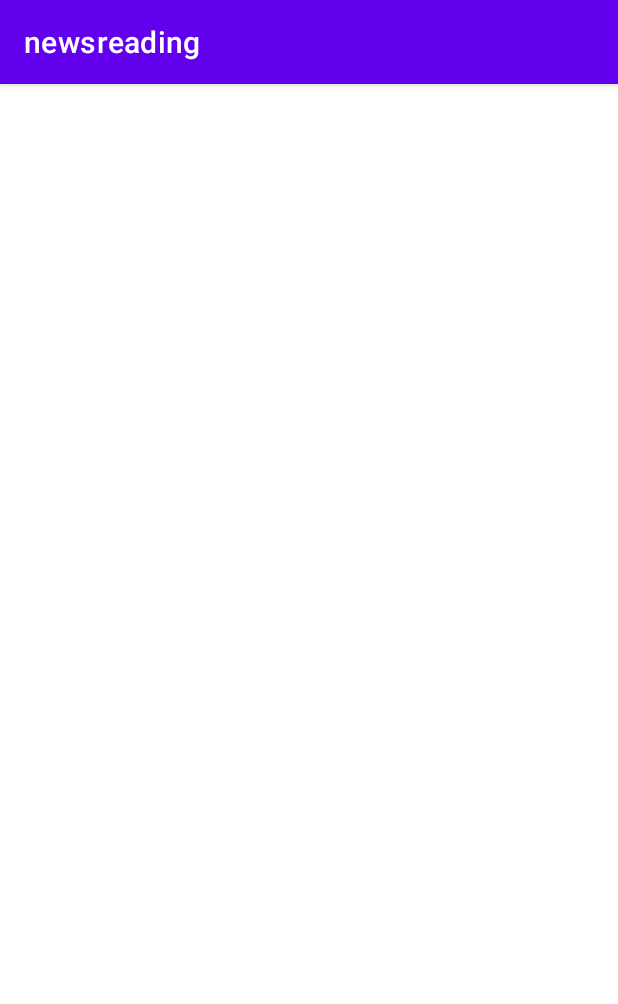
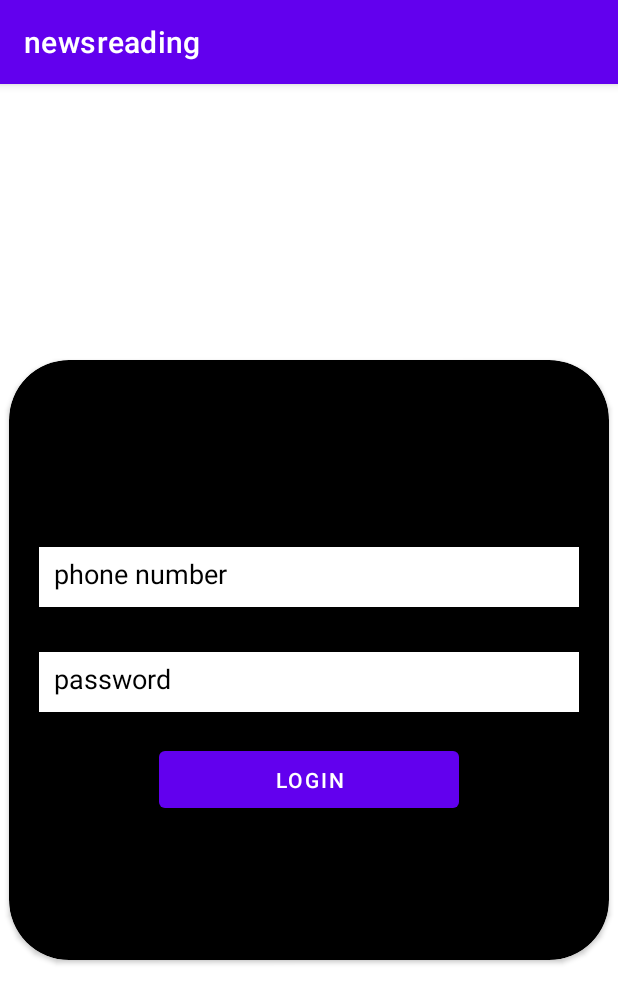
Before and after one commit to SaravanarajuR/news_reading_android, an Android app: the login screen opened directly, with no data from a screen before it, on a phone screen of 412 x 824 dp. Shown: the top 1004 px of the screen. Run offline under Robolectric (Android 15) with nearby library versions, the phone set to English and light mode, and no system bars; 1 statement that could not run was skipped.

Commit message:
created ui for login signup

```diff
--- a/app/src/main/java/com/example/newsreading/login.java
+++ b/app/src/main/java/com/example/newsreading/login.java
@@ -5,9 +5,10 @@ import androidx.appcompat.app.AppCompatActivity;
 import android.os.Bundle;
 
 public class login extends AppCompatActivity {
-
+    Private FirebaseAuth mAuth;
     @Override
     protected void onCreate(Bundle savedInstanceState) {
+        mAuth = FirebaseAuth.getInstance();
         super.onCreate(savedInstanceState);
         setContentView(R.layout.activity_login);
     }
--- a/app/src/main/res/layout/activity_login.xml
+++ b/app/src/main/res/layout/activity_login.xml
@@ -1,9 +1,52 @@
-<?xml version="1.0" encoding="utf-8"?>
-<androidx.constraintlayout.widget.ConstraintLayout xmlns:android="http://schemas.android.com/apk/res/android"
+<RelativeLayout
+    xmlns:tools="http://schemas.android.com/tools"
     xmlns:app="http://schemas.android.com/apk/res-auto"
-    xmlns:tools="http://schemas.android.com/tools"
+    xmlns:android="http://schemas.android.com/apk/res/android"
     android:layout_width="match_parent"
     android:layout_height="match_parent"
-    tools:context=".login">
-
-</androidx.constraintlayout.widget.ConstraintLayout>
+    android:gravity="center">
+    <androidx.cardview.widget.CardView
+        android:layout_width="400dp"
+        android:layout_height="400dp"
+        app:cardBackgroundColor="@color/black"
+        app:cardCornerRadius="40dp"
+        >
+        <RelativeLayout
+            android:layout_width="match_parent"
+            android:layout_height="match_parent"
+            android:gravity="center">
+        <com.google.android.material.textfield.TextInputEditText
+            android:id="@+id/inp1"
+            android:padding="10dp"
+            android:layout_width="360dp"
+            android:layout_height="40dp"
+            android:layout_marginTop="30dp"
+            android:background="@color/white"
+            android:layout_centerHorizontal="true"
+            android:hint="phone number"
+            android:textColorHint="@color/black"
+            >
+        </com.google.android.material.textfield.TextInputEditText>
+        <com.google.android.material.textfield.TextInputEditText
+            android:id="@+id/inp2"
+            android:padding="10dp"
+            android:layout_below="@+id/inp1"
+            android:layout_width="360dp"
+            android:layout_height="40dp"
+            android:layout_marginTop="30dp"
+            android:background="@color/white"
+            android:layout_centerHorizontal="true"
+            android:hint="password"
+            android:textColorHint="@color/black"
+            >
+        </com.google.android.material.textfield.TextInputEditText>
+            <Button
+                android:layout_marginTop="20dp"
+                android:layout_below="@+id/inp2"
+                android:layout_width="200dp"
+                android:layout_centerHorizontal="true"
+                android:layout_height="50dp"
+                android:text="Login"></Button>
+        </RelativeLayout>
+    </androidx.cardview.widget.CardView>
+</RelativeLayout>
```
Also changed, not shown: app/src/main/res/layout/activity_register.xml (+62 -6 lines).
